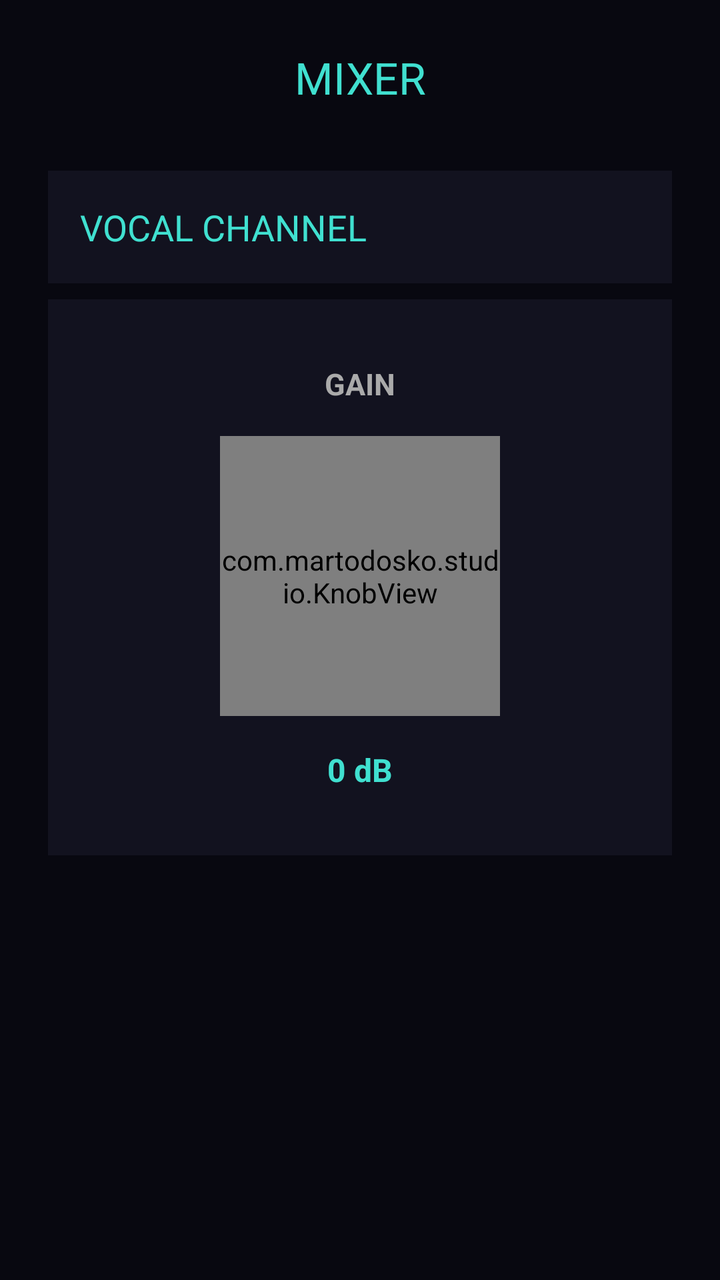
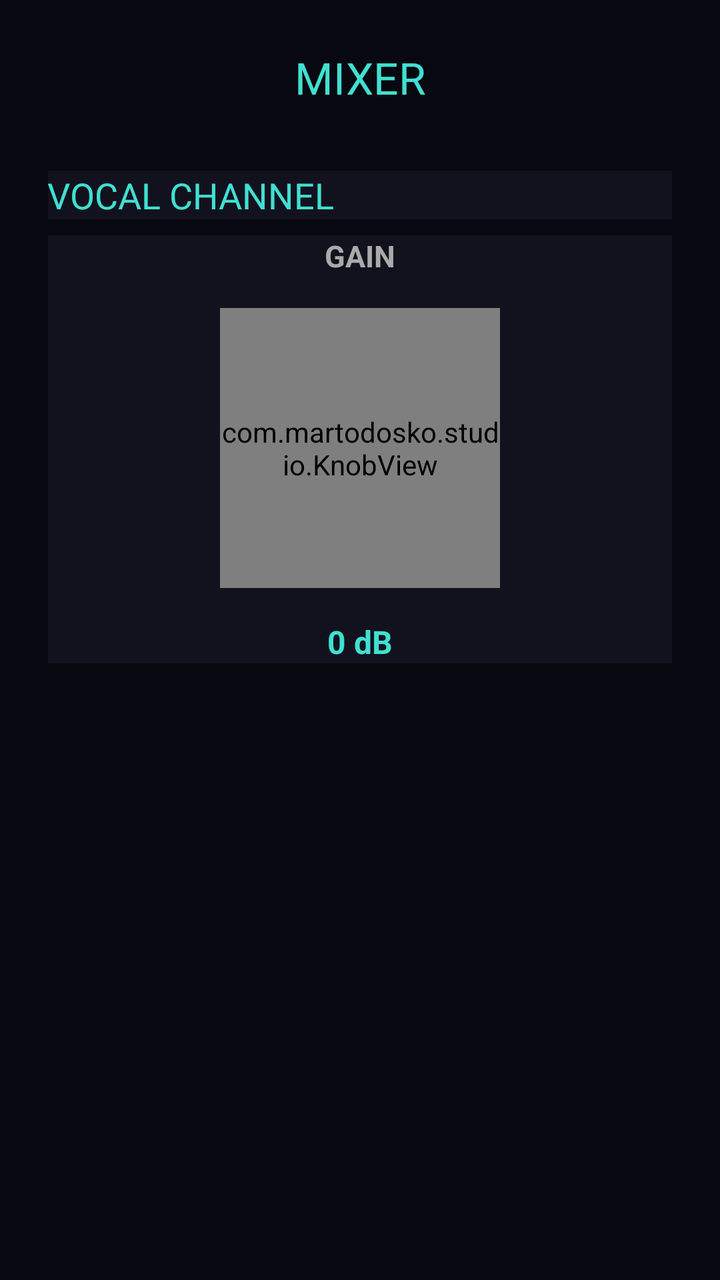

The first picture is an Android layout as it rendered before a commit; the second is the same layout after the commit. The layout source and the unified diff follow.
<!-- AndroidManifest.xml: activity theme Theme.AppCompat.Light.NoActionBar -->
<!-- res/layout/activity_mixer.xml -->
<?xml version="1.0" encoding="utf-8"?>
<ScrollView xmlns:android="http://schemas.android.com/apk/res/android"
    android:layout_width="match_parent"
    android:layout_height="match_parent"
    android:background="#080810"
    android:fillViewport="true">

    <LinearLayout
        android:layout_width="match_parent"
        android:layout_height="wrap_content"
        android:orientation="vertical"
        android:padding="24dp">

        <TextView
            android:layout_width="match_parent"
            android:layout_height="wrap_content"
            android:text="MIXER"
            android:textColor="#40E0D0"
            android:textSize="22sp"
            android:gravity="center"
            android:paddingBottom="32dp"/>

        <TextView
            android:layout_width="match_parent"
            android:layout_height="wrap_content"
            android:text="VOCAL CHANNEL"
            android:textColor="#40E0D0"
            android:textSize="18sp"
            android:padding="16dp"
            android:background="#12121F"/>

        <LinearLayout
            android:layout_width="match_parent"
            android:layout_height="wrap_content"
            android:orientation="vertical"
            android:gravity="center"
            android:padding="32dp"
            android:layout_marginTop="8dp"
            android:background="#12121F">

            <TextView
                android:layout_width="wrap_content"
                android:layout_height="wrap_content"
                android:text="GAIN"
                android:textColor="#AAAAAA"
                android:textSize="15sp"
                android:textStyle="bold"
                android:layout_marginBottom="16dp"/>

            <com.martodosko.studio.KnobView
                android:id="@+id/knob_gain"
                android:layout_width="140dp"
                android:layout_height="140dp"/>

            <TextView
                android:id="@+id/tv_gain_value"
                android:layout_width="wrap_content"
                android:layout_height="wrap_content"
                android:text="0 dB"
                android:textColor="#40E0D0"
                android:textSize="16sp"
                android:textStyle="bold"
                android:layout_marginTop="16dp"/>

        </LinearLayout>
    </LinearLayout>
</ScrollView>
<!-- resources referenced by this layout -->
<resources>

</resources>

<!-- the commit's change to res/layout/activity_mixer.xml (unified diff, before → after) -->
@@ -26,17 +26,17 @@
             android:text="VOCAL CHANNEL"
             android:textColor="#40E0D0"
             android:textSize="18sp"
-            android:padding="16dp"
+            android:padding="16dp 24dp"
             android:background="#12121F"/>
 
         <LinearLayout
             android:layout_width="match_parent"
             android:layout_height="wrap_content"
             android:orientation="vertical"
-            android:gravity="center"
-            android:padding="32dp"
-            android:layout_marginTop="8dp"
-            android:background="#12121F">
+            android:gravity="center_horizontal"
+            android:padding="32dp 48dp"
+            android:background="#12121F"
+            android:layout_marginTop="8dp">
 
             <TextView
                 android:layout_width="wrap_content"
@@ -61,7 +61,6 @@
                 android:textSize="16sp"
                 android:textStyle="bold"
                 android:layout_marginTop="16dp"/>
-
         </LinearLayout>
     </LinearLayout>
 </ScrollView>
